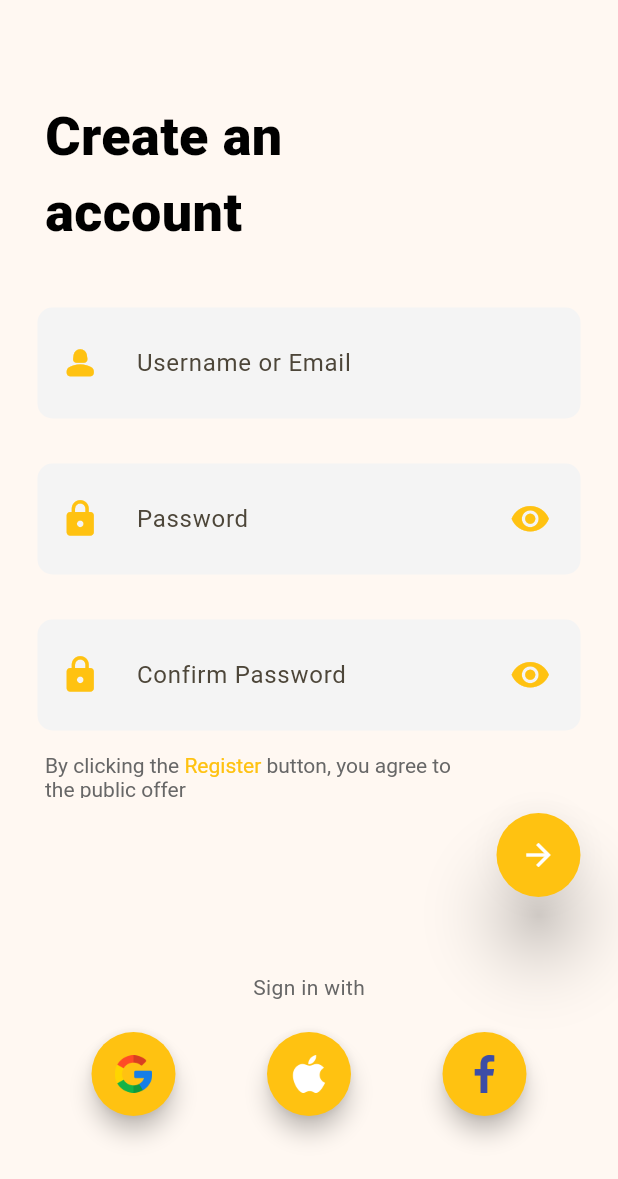
After one commit to Hafsa191097/zApp, a Flutter app: the SignUp screen opened by its route, on a phone screen of 412 x 824 dp. The commit adds this screen. Shown: the top 1179 px of the screen. Run offline on Flutter 3.47's test engine with Material 3 defaults, Android fonts, the light colour scheme and no system bars; our stand-ins replace flutter_native_splash; missing offline and left inert: onboarding_animation.

Commit message:
signup_signin

```diff
--- /dev/null
+++ b/lib/common_widgets/textformfield.dart
@@ -0,0 +1,54 @@
+import 'package:flutter/material.dart';
+import 'package:z_app/constents/const.dart';
+
+class TextFormFiledWidget extends StatelessWidget {
+  const TextFormFiledWidget(
+      {super.key,
+      required this.hint,
+      required this.icon,
+      required this.postfixIcon});
+  final String hint;
+  final IconData icon;
+  final IconData? postfixIcon;
+  @override
+  Widget build(BuildContext context) {
+    return Padding(
+      padding: const EdgeInsets.only(top:25,left: 25,right: 25,bottom: 5),
+      child: TextFormField(
+        cursorColor: primary_color,
+        decoration: InputDecoration(
+          filled: true,
+          fillColor: light_grey_color,
+          border: OutlineInputBorder(
+            borderRadius: BorderRadius.circular(10.0),
+            borderSide: BorderSide.none,
+          ),
+          contentPadding: const EdgeInsets.all(25),
+          hintText: hint,
+          prefixIcon: Padding(
+            padding: const EdgeInsets.only(right: 5.0),
+            child: Padding(
+              padding: const EdgeInsets.all(15.0),
+              child: Icon(
+                icon,
+                color: primary_color,
+                size: 27,
+              ),
+            ),
+          ),
+          suffixIcon: Padding(
+            padding: const EdgeInsets.only(right: 5.0),
+            child: Padding(
+              padding: const EdgeInsets.all(15.0),
+              child: Icon(
+                postfixIcon,
+                color: primary_color,
+                size: 27,
+              ),
+            ),
+          ),
+        ),
+      ),
+    );
+  }
+}
--- a/lib/constents/const.dart
+++ b/lib/constents/const.dart
@@ -3,3 +3,5 @@ import 'package:flutter/material.dart';
 Color primary_color = Color(0xffFFC211);
 Color text_color = Color(0xff59606E);
 Color grey_color = Color(0xffD9D9D9);
+Color light_grey_color = Color(0xffF4F4F4);
+Color light_text_color = Color(0xff676767);
--- /dev/null
+++ b/lib/views/signup_page.dart
@@ -0,0 +1,165 @@
+import 'package:flutter/material.dart';
+import 'package:z_app/common_widgets/textformfield.dart';
+import 'package:z_app/constents/const.dart';
+
+class SignUp extends StatelessWidget {
+  const SignUp({super.key});
+  static String route = '/signup';
+  @override
+  Widget build(BuildContext context) {
+    return Scaffold(
+      body: Column(
+        crossAxisAlignment: CrossAxisAlignment.start,
+        children: [
+          Padding(
+            padding: EdgeInsets.only(left: 30, top: 65),
+            child: SizedBox(
+              width: 181,
+              height: 100,
+              child: Text(
+                'Create an account',
+                style: TextStyle(
+                    color: Colors.black,
+                    fontSize: 36,
+                    fontWeight: FontWeight.w800),
+                textAlign: TextAlign.start,
+              ),
+            ),
+          ),
+          SizedBox(
+            height: 15,
+          ),
+          TextFormFiledWidget(
+            hint: 'Username or Email',
+            icon: Icons.person_2_rounded,
+            postfixIcon: null,
+          ),
+          TextFormFiledWidget(
+            hint: 'Password',
+            icon: Icons.lock,
+            postfixIcon: Icons.remove_red_eye,
+          ),
+          TextFormFiledWidget(
+            hint: 'Confirm Password',
+            icon: Icons.lock,
+            postfixIcon: Icons.remove_red_eye,
+          ),
+          SizedBox(
+            height: 10,
+          ),
+          Padding(
+            padding: EdgeInsets.only(
+              left: 30,
+            ),
+            child: SizedBox(
+              width: 275,
+              height: 30,
+              child: RichText(
+                text: TextSpan(
+                  children: <TextSpan>[
+                    TextSpan(
+                        text: 'By clicking the',
+                        style: TextStyle(color: light_text_color)),
+                    TextSpan(
+                        text: ' Register',
+                        style: TextStyle(color: primary_color)),
+                    TextSpan(
+                        text: ' button, you agree to the public offer',
+                        style: TextStyle(color: light_text_color)),
+                  ],
+                ),
+              ),
+            ),
+          ),
+          SizedBox(
+            height: 10,
+          ),
+          Padding(
+            padding: const EdgeInsets.only(right: 25.0),
+            child: Row(
+              mainAxisAlignment: MainAxisAlignment.end,
+              children: [
+                FloatingActionButton(
+                  elevation: 20,
+                  focusElevation: BorderSide.strokeAlignOutside,
+                  shape: CircleBorder(),
+                  backgroundColor: primary_color,
+                  onPressed: () {},
+                  child: Icon(
+                    Icons.arrow_forward,
+                    color: Colors.white,
+                  ),
+                ),
+              ],
+            ),
+          ),
+          SizedBox(
+            height: 50,
+          ),
+          Row(
+            mainAxisAlignment: MainAxisAlignment.center,
+            children: [
+              Text(
+                'Sign in with',
+                style: TextStyle(color: light_text_color),
+              ),
+            ],
+          ),
+          const SizedBox(
+            height: 20,
+          ),
+          Row(
+            mainAxisAlignment: MainAxisAlignment.spaceEvenly,
+            children: [
+              FloatingActionButton(
+                focusElevation: BorderSide.strokeAlignOutside,
+                shape: CircleBorder(),
+                backgroundColor: primary_color,
+                onPressed: () {},
+                child: Image.asset(
+                  'assets/google.png',
+                  width: 25,
+                  height: 25,
+                ),
+              ),
+              FloatingActionButton(
+                focusElevation: BorderSide.strokeAlignOutside,
+                shape: CircleBorder(),
+                backgroundColor: primary_color,
+                onPressed: () {},
+                child: Image.asset(
+                  'assets/apple.png',
+                  width: 25,
+                  height: 25,
+                ),
+              ),
+              FloatingActionButton(
+                focusElevation: BorderSide.strokeAlignOutside,
+                shape: CircleBorder(),
+                backgroundColor: primary_color,
+                onPressed: () {},
+                child: Image.asset(
+                  'assets/fb.png',
+                  width: 25,
+                  height: 25,
+                ),
+              ),
+            ],
+          ),
+          SizedBox(
+            height: 150,
+          ),
+          Row(
+            mainAxisAlignment: MainAxisAlignment.center,
+            children: [
+              Text(
+                'Back',
+                style: TextStyle(color: light_text_color),
+              ),
+            ],
+          ),
+        ],
+      ),
+    );
+  }
+}
```
Also changed, not shown: lib/main.dart (+9 -4 lines), lib/views/signin_screen.dart (added, +148 -0 lines), assets/apple.png (added), assets/fb.png (added), assets/google.png (added).
